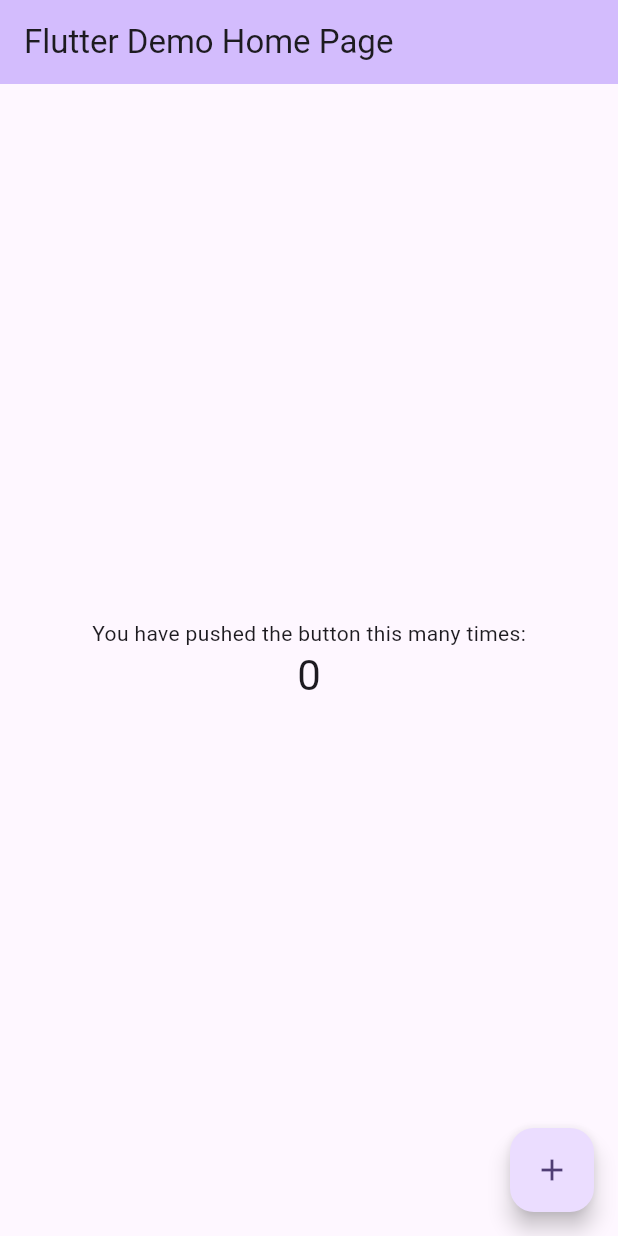
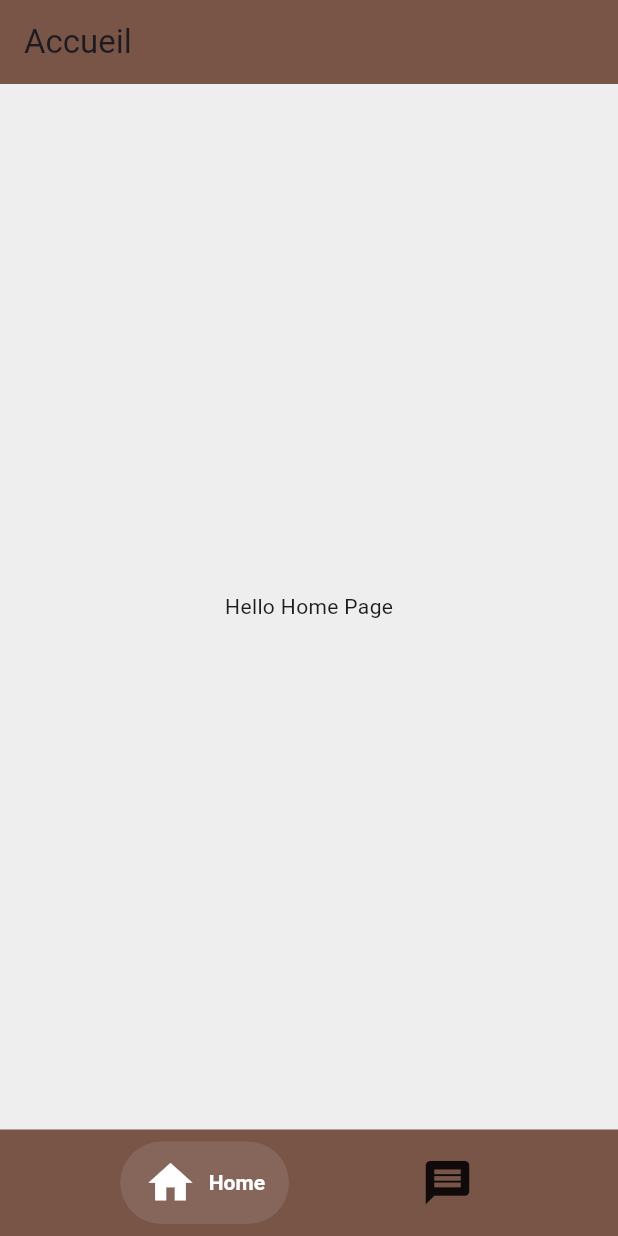
Before and after one commit to mamour-byte/EthicInterim, a Flutter app: the screen it shows after launch, on a phone screen of 412 x 824 dp. Run offline on Flutter 3.47's test engine with Material 3 defaults, Android fonts, the phone set to English and light mode, and no system bars; drawn by our look-alikes of salomon_bottom_bar.

Commit message:
add pages & navBar

```diff
--- a/lib/main.dart
+++ b/lib/main.dart
@@ -1,125 +1,83 @@
+import 'package:ethicinterim/pages/HomePage.dart';
+import 'package:ethicinterim/pages/profil.dart';
 import 'package:flutter/material.dart';
+import 'package:salomon_bottom_bar/salomon_bottom_bar.dart';
 
 void main() {
   runApp(const MyApp());
 }
 
-class MyApp extends StatelessWidget {
-  const MyApp({super.key});
+class MyApp extends StatefulWidget {
+  const MyApp({Key? key}) : super(key: key);
 
-  // This widget is the root of your application.
   @override
-  Widget build(BuildContext context) {
-    return MaterialApp(
-      title: 'Flutter Demo',
-      theme: ThemeData(
-        // This is the theme of your application.
-        //
-        // TRY THIS: Try running your application with "flutter run". You'll see
-        // the application has a blue toolbar. Then, without quitting the app,
-        // try changing the seedColor in the colorScheme below to Colors.green
-        // and then invoke "hot reload" (save your changes or press the "hot
-        // reload" button in a Flutter-supported IDE, or press "r" if you used
-        // the command line to start the app).
-        //
-        // Notice that the counter didn't reset back to zero; the application
-        // state is not lost during the reload. To reset the state, use hot
-        // restart instead.
-        //
-        // This works for code too, not just values: Most code changes can be
-        // tested with just a hot reload.
-        colorScheme: ColorScheme.fromSeed(seedColor: Colors.deepPurple),
-        useMaterial3: true,
-      ),
-      home: const MyHomePage(title: 'Flutter Demo Home Page'),
-    );
-  }
+  _MyAppState createState() => _MyAppState();
 }
 
-class MyHomePage extends StatefulWidget {
-  const MyHomePage({super.key, required this.title});
+class _MyAppState extends State<MyApp> {
+  int _currentIndex = 0;
 
-  // This widget is the home page of your application. It is stateful, meaning
-  // that it has a State object (defined below) that contains fields that affect
-  // how it looks.
-
-  // This class is the configuration for the state. It holds the values (in this
-  // case the title) provided by the parent (in this case the App widget) and
-  // used by the build method of the State. Fields in a Widget subclass are
-  // always marked "final".
-
-  final String title;
-
-  @override
-  State<MyHomePage> createState() => _MyHomePageState();
-}
-
-class _MyHomePageState extends State<MyHomePage> {
-  int _counter = 0;
-
-  void _incrementCounter() {
+  void setCurrentIndex(int index) {
     setState(() {
-      // This call to setState tells the Flutter framework that something has
-      // changed in this State, which causes it to rerun the build method below
-      // so that the display can reflect the updated values. If we changed
-      // _counter without calling setState(), then the build method would not be
-      // called again, and so nothing would appear to happen.
-      _counter++;
+      _currentIndex = index;
     });
   }
 
   @override
   Widget build(BuildContext context) {
-    // This method is rerun every time setState is called, for instance as done
-    // by the _incrementCounter method above.
-    //
-    // The Flutter framework has been optimized to make rerunning build methods
-    // fast, so that you can just rebuild anything that needs updating rather
-    // than having to individually change instances of widgets.
+    return MaterialApp(
+      debugShowCheckedModeBanner: false,
+      theme: ThemeData(scaffoldBackgroundColor: const Color(0xFFEEEEEE)),
+      home: Home(currentIndex: _currentIndex, setCurrentIndex: setCurrentIndex),
+    );
+  }
+}
+
+class Home extends StatelessWidget {
+  final int currentIndex;
+  final void Function(int) setCurrentIndex;
+
+  const Home({required this.currentIndex, required this.setCurrentIndex, Key? key}) : super(key: key);
+
+  @override
+  Widget build(BuildContext context) {
     return Scaffold(
       appBar: AppBar(
-        // TRY THIS: Try changing the color here to a specific color (to
-        // Colors.amber, perhaps?) and trigger a hot reload to see the AppBar
-        // change color while the other colors stay the same.
-        backgroundColor: Theme.of(context).colorScheme.inversePrimary,
-        // Here we take the value from the MyHomePage object that was created by
-        // the App.build method, and use it to set our appbar title.
-        title: Text(widget.title),
+        title: Text(
+          [
+            "Accueil",
+            "Profil",
+          ][currentIndex],
         ),
-      body: Center(
-        // Center is a layout widget. It takes a single child and positions it
-        // in the middle of the parent.
-        child: Column(
-          // Column is also a layout widget. It takes a list of children and
-          // arranges them vertically. By default, it sizes itself to fit its
-          // children horizontally, and tries to be as tall as its parent.
-          //
-          // Column has various properties to control how it sizes itself and
-          // how it positions its children. Here we use mainAxisAlignment to
-          // center the children vertically; the main axis here is the vertical
-          // axis because Columns are vertical (the cross axis would be
-          // horizontal).
-          //
-          // TRY THIS: Invoke "debug painting" (choose the "Toggle Debug Paint"
-          // action in the IDE, or press "p" in the console), to see the
-          // wireframe for each widget.
-          mainAxisAlignment: MainAxisAlignment.center,
-          children: <Widget>[
-            const Text(
-              'You have pushed the button this many times:',
+        backgroundColor: Colors.brown,
       ),
-            Text(
-              '$_counter',
-              style: Theme.of(context).textTheme.headlineMedium,
+      body: [
+        const HomePage(),
+        const Profil(),
+      ][currentIndex],
+      bottomNavigationBar: SalomonBottomBar(
+        backgroundColor: Colors.brown,
+        currentIndex: currentIndex,
+        selectedItemColor: Colors.white,
+        unselectedItemColor: Colors.black87,
+        onTap: (i) => setCurrentIndex(i),
+        items: [
+          SalomonBottomBarItem(
+            icon: const Icon(
+              Icons.home,
+              size: 35,
+            ),
+            title: const Text("Home"),
+          ),
+          SalomonBottomBarItem(
+            icon: const Icon(
+              Icons.message,
+              size: 35,
+            ),
+            title: const Text("Message"),
           ),
         ],
       ),
-      ),
-      floatingActionButton: FloatingActionButton(
-        onPressed: _incrementCounter,
-        tooltip: 'Increment',
-        child: const Icon(Icons.add),
-      ), // This trailing comma makes auto-formatting nicer for build methods.
     );
   }
 }
--- /dev/null
+++ b/lib/pages/HomePage.dart
@@ -0,0 +1,18 @@
+import 'package:flutter/material.dart';
+
+
+class HomePage extends StatefulWidget {
+  const HomePage({super.key});
+
+  @override
+  State<HomePage> createState() => _HomePageState();
+}
+
+class _HomePageState extends State<HomePage> {
+  @override
+  Widget build(BuildContext context) {
+    return const Center(
+      child: Text("Hello Home Page"),
+    );
+  }
+}
--- /dev/null
+++ b/lib/pages/profil.dart
@@ -0,0 +1,18 @@
+import 'package:flutter/material.dart';
+
+
+class Profil extends StatefulWidget {
+  const Profil({super.key});
+
+  @override
+  State<Profil> createState() => _ProfilState();
+}
+
+class _ProfilState extends State<Profil> {
+  @override
+  Widget build(BuildContext context) {
+    return const Center(
+      child: Text('Profil :)  '),
+    );
+  }
+}
--- a/pubspec.yaml
+++ b/pubspec.yaml
@@ -35,6 +35,8 @@ dependencies:
   # The following adds the Cupertino Icons font to your application.
   # Use with the CupertinoIcons class for iOS style icons.
   cupertino_icons: ^1.0.2
+  salomon_bottom_bar: ^3.3.2
+
 
 dev_dependencies:
   flutter_test:
```
Also changed, not shown: pubspec.lock. Lines whose indentation alone changed are shown as unchanged.
